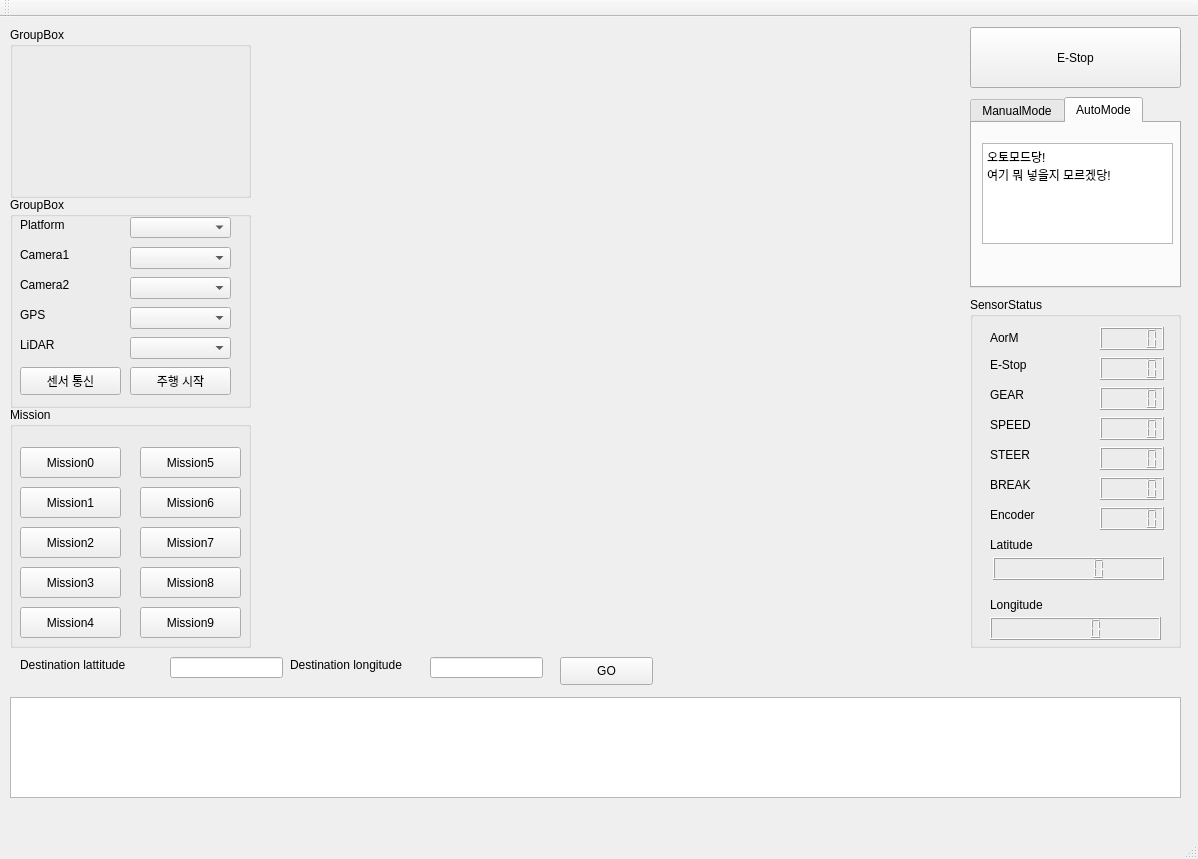
Before: the Qt Designer form Ariadne/Ariadne.ui in dgist-d-ace/Ariadne, drawn with Qt 5.
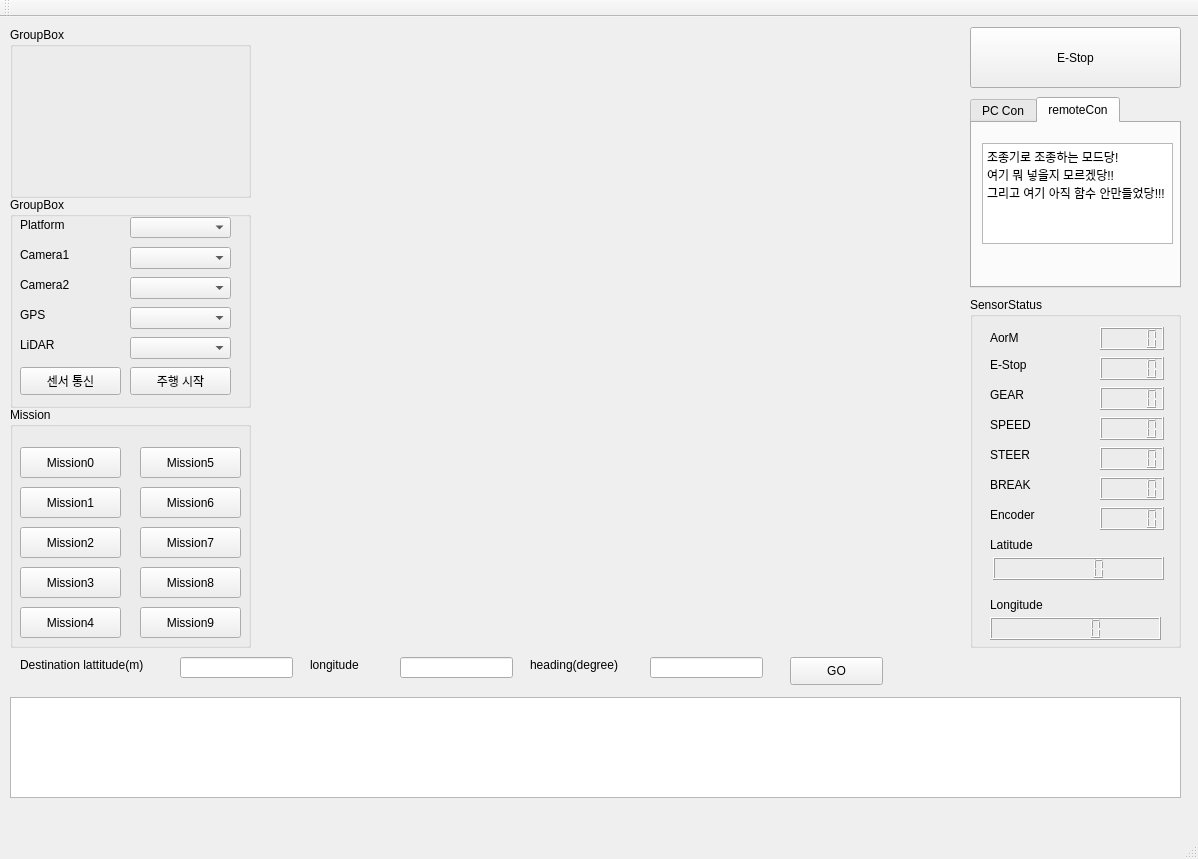
After: the same form once the commit is applied. The open tabs and pages were chosen to show the change. Custom widgets are drawn as their Qt base class.

Diff of the .ui file:
```diff
--- a/Ariadne/Ariadne.ui
+++ b/Ariadne/Ariadne.ui
@@ -348,7 +348,7 @@
     </property>
     <widget class="QWidget" name="tab">
      <attribute name="title">
-      <string>ManualMode</string>
+      <string>PC Con</string>
      </attribute>
      <widget class="QPushButton" name="Btn_up">
       <property name="geometry">
@@ -428,7 +428,7 @@
     </widget>
     <widget class="QWidget" name="tab_2">
      <attribute name="title">
-      <string>AutoMode</string>
+      <string>remoteCon</string>
      </attribute>
      <widget class="QTextBrowser" name="textBrowser">
       <property name="geometry">
@@ -444,8 +444,9 @@
 &lt;html&gt;&lt;head&gt;&lt;meta name=&quot;qrichtext&quot; content=&quot;1&quot; /&gt;&lt;style type=&quot;text/css&quot;&gt;
 p, li { white-space: pre-wrap; }
 &lt;/style&gt;&lt;/head&gt;&lt;body style=&quot; font-family:'Gulim'; font-size:9pt; font-weight:400; font-style:normal;&quot;&gt;
-&lt;p style=&quot; margin-top:0px; margin-bottom:0px; margin-left:0px; margin-right:0px; -qt-block-indent:0; text-indent:0px;&quot;&gt;오토모드당!&lt;/p&gt;
-&lt;p style=&quot; margin-top:0px; margin-bottom:0px; margin-left:0px; margin-right:0px; -qt-block-indent:0; text-indent:0px;&quot;&gt;여기 뭐 넣을지 모르겠당!&lt;/p&gt;&lt;/body&gt;&lt;/html&gt;</string>
+&lt;p style=&quot; margin-top:0px; margin-bottom:0px; margin-left:0px; margin-right:0px; -qt-block-indent:0; text-indent:0px;&quot;&gt;조종기로 조종하는 모드당!&lt;/p&gt;
+&lt;p style=&quot; margin-top:0px; margin-bottom:0px; margin-left:0px; margin-right:0px; -qt-block-indent:0; text-indent:0px;&quot;&gt;여기 뭐 넣을지 모르겠당!!&lt;/p&gt;
+&lt;p style=&quot; margin-top:0px; margin-bottom:0px; margin-left:0px; margin-right:0px; -qt-block-indent:0; text-indent:0px;&quot;&gt;그리고 여기 아직 함수 안만들었당!!!&lt;/p&gt;&lt;/body&gt;&lt;/html&gt;</string>
       </property>
      </widget>
     </widget>
@@ -696,7 +697,7 @@
    <widget class="QLineEdit" name="lineEdit">
     <property name="geometry">
      <rect>
-      <x>170</x>
+      <x>180</x>
       <y>640</y>
       <width>113</width>
       <height>21</height>
@@ -706,7 +707,7 @@
    <widget class="QLineEdit" name="lineEdit_2">
     <property name="geometry">
      <rect>
-      <x>430</x>
+      <x>400</x>
       <y>640</y>
       <width>113</width>
       <height>21</height>
@@ -718,31 +719,31 @@
      <rect>
       <x>20</x>
       <y>640</y>
-      <width>141</width>
-      <height>16</height>
-     </rect>
-    </property>
-    <property name="text">
-     <string>Destination lattitude</string>
-    </property>
-   </widget>
-   <widget class="QLabel" name="label_16">
-    <property name="geometry">
-     <rect>
-      <x>290</x>
-      <y>640</y>
       <width>151</width>
       <height>16</height>
      </rect>
     </property>
     <property name="text">
-     <string>Destination longitude</string>
+     <string>Destination lattitude(m)</string>
+    </property>
+   </widget>
+   <widget class="QLabel" name="label_16">
+    <property name="geometry">
+     <rect>
+      <x>310</x>
+      <y>640</y>
+      <width>81</width>
+      <height>16</height>
+     </rect>
+    </property>
+    <property name="text">
+     <string>longitude</string>
     </property>
    </widget>
    <widget class="QPushButton" name="Btn_Go">
     <property name="geometry">
      <rect>
-      <x>560</x>
+      <x>790</x>
       <y>640</y>
       <width>93</width>
       <height>28</height>
@@ -752,6 +753,29 @@
      <string>GO</string>
     </property>
    </widget>
+   <widget class="QLabel" name="label_17">
+    <property name="geometry">
+     <rect>
+      <x>530</x>
+      <y>640</y>
+      <width>121</width>
+      <height>16</height>
+     </rect>
+    </property>
+    <property name="text">
+     <string>heading(degree)</string>
+    </property>
+   </widget>
+   <widget class="QLineEdit" name="lineEdit_3">
+    <property name="geometry">
+     <rect>
+      <x>650</x>
+      <y>640</y>
+      <width>113</width>
+      <height>21</height>
+     </rect>
+    </property>
+   </widget>
   </widget>
   <widget class="QMenuBar" name="menuBar">
    <property name="geometry">
```
Left out of the diff: 2 changed lines with no effect on the pictures.
